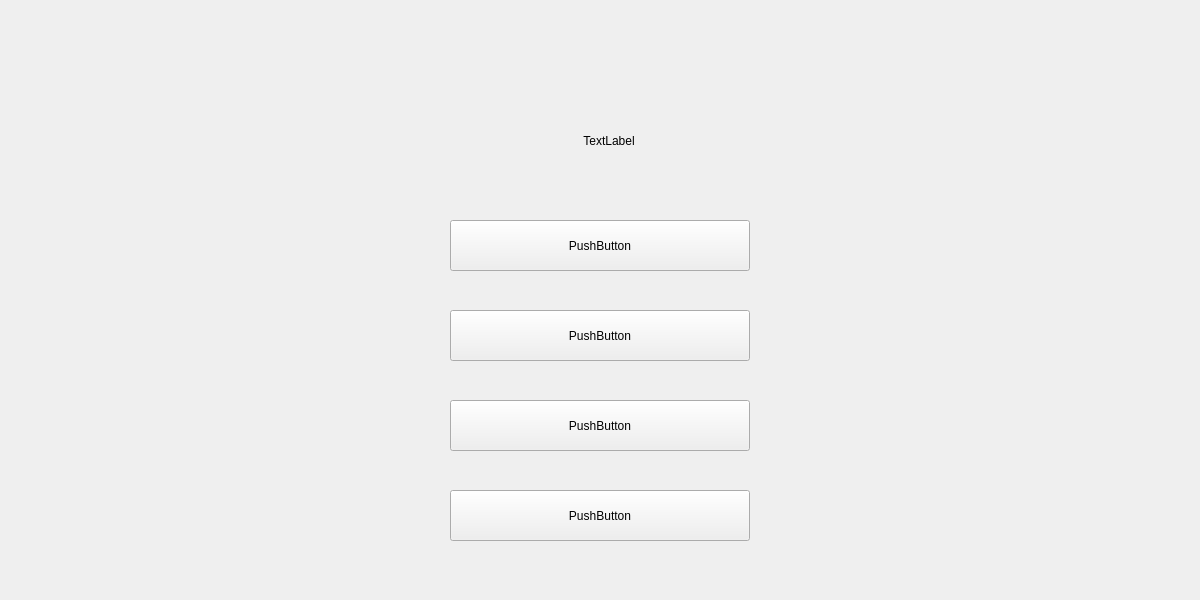
The window that Client1/Play.ui (Paul-Podoleanu/ProjectModernCpp) describes before a commit, drawn with Qt 5.
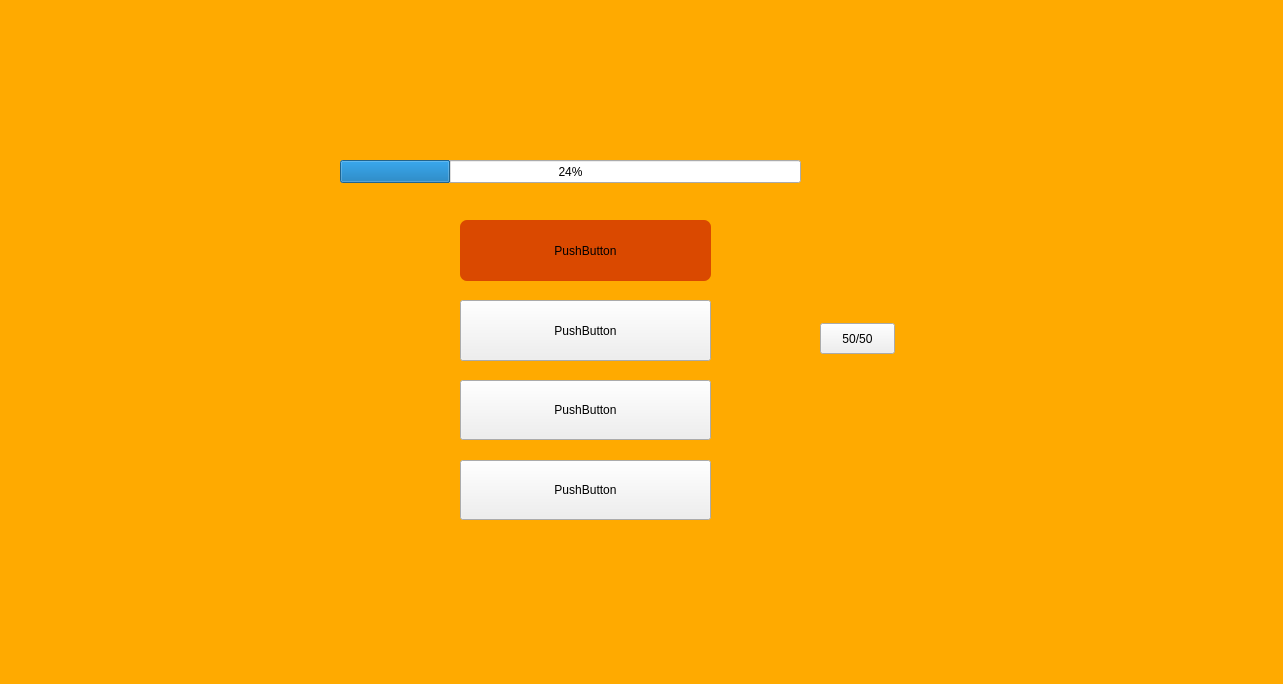
The same window after the commit.

Commit message: Adaugarea unui timer si conectarea sa la un progress bar si inchiderea ferestrei pentru intrebari cand progress bar-ul ajunge la 0

```diff
--- a/Client1/Play.ui
+++ b/Client1/Play.ui
@@ -1,29 +1,38 @@
 <?xml version="1.0" encoding="UTF-8"?>
 <ui version="4.0">
- <class>PlayClass</class>
- <widget class="QWidget" name="PlayClass">
+ <class>ClasaPlay</class>
+ <widget class="QMainWindow" name="ClasaPlay">
   <property name="geometry">
    <rect>
     <x>0</x>
     <y>0</y>
-    <width>1200</width>
-    <height>600</height>
+    <width>1283</width>
+    <height>684</height>
    </rect>
   </property>
   <property name="windowTitle">
    <string>Form</string>
   </property>
+  <property name="styleSheet">
+   <string notr="true">QMainWindow{
+background-color:rgb(255, 170, 0)
+}</string>
+  </property>
+  <widget class="QWidget" name="centralWidget">
   <widget class="QLabel" name="Question">
    <property name="geometry">
     <rect>
-     <x>9</x>
-     <y>125</y>
-     <width>1200</width>
-     <height>31</height>
-    </rect>
-   </property>
+      <x>100</x>
+      <y>60</y>
+      <width>1041</width>
+      <height>41</height>
+     </rect>
+    </property>
+    <property name="styleSheet">
+     <string notr="true">font: 700 italic 9pt &quot;Roman&quot;;</string>
+    </property>
    <property name="text">
-    <string>TextLabel</string>
+     <string/>
    </property>
    <property name="alignment">
     <set>Qt::AlignCenter</set>
@@ -32,12 +41,19 @@
   <widget class="QPushButton" name="AnswerA">
    <property name="geometry">
     <rect>
-     <x>450</x>
+      <x>460</x>
      <y>220</y>
-     <width>300</width>
-     <height>51</height>
-    </rect>
-   </property>
+      <width>251</width>
+      <height>61</height>
+     </rect>
+    </property>
+    <property name="styleSheet">
+     <string notr="true">QPushButton{
+background-color:rgb(218, 73, 0);
+border-style:solid;
+border-radius:7px;
+}</string>
+    </property>
    <property name="text">
     <string>PushButton</string>
    </property>
@@ -45,10 +61,10 @@
   <widget class="QPushButton" name="AnswerB">
    <property name="geometry">
     <rect>
-     <x>450</x>
-     <y>310</y>
-     <width>300</width>
-     <height>51</height>
+      <x>460</x>
+      <y>300</y>
+      <width>251</width>
+      <height>61</height>
     </rect>
    </property>
    <property name="text">
@@ -58,10 +74,10 @@
   <widget class="QPushButton" name="AnswerC">
    <property name="geometry">
     <rect>
-     <x>450</x>
-     <y>400</y>
-     <width>300</width>
-     <height>51</height>
+      <x>460</x>
+      <y>380</y>
+      <width>251</width>
+      <height>60</height>
     </rect>
    </property>
    <property name="text">
@@ -71,17 +87,47 @@
   <widget class="QPushButton" name="AnswerD">
    <property name="geometry">
     <rect>
-     <x>450</x>
-     <y>490</y>
-     <width>300</width>
-     <height>51</height>
+      <x>460</x>
+      <y>460</y>
+      <width>251</width>
+      <height>60</height>
     </rect>
    </property>
    <property name="text">
     <string>PushButton</string>
    </property>
   </widget>
- </widget>
- <resources/>
+   <widget class="QProgressBar" name="progressBar">
+    <property name="geometry">
+     <rect>
+      <x>340</x>
+      <y>160</y>
+      <width>461</width>
+      <height>23</height>
+     </rect>
+    </property>
+    <property name="value">
+     <number>24</number>
+    </property>
+   </widget>
+   <widget class="QPushButton" name="AvantajJumatate">
+    <property name="geometry">
+     <rect>
+      <x>820</x>
+      <y>323</y>
+      <width>75</width>
+      <height>31</height>
+     </rect>
+    </property>
+    <property name="text">
+     <string>50/50</string>
+    </property>
+   </widget>
+  </widget>
+ </widget>
+ <layoutdefault spacing="6" margin="11"/>
+ <resources>
+  <include location="Registration.qrc"/>
+ </resources>
  <connections/>
 </ui>
```
Left out of the diff: 2 changed lines with no effect on the pictures. Lines whose indentation alone changed are shown as unchanged. The commit also changes 6 other files.
